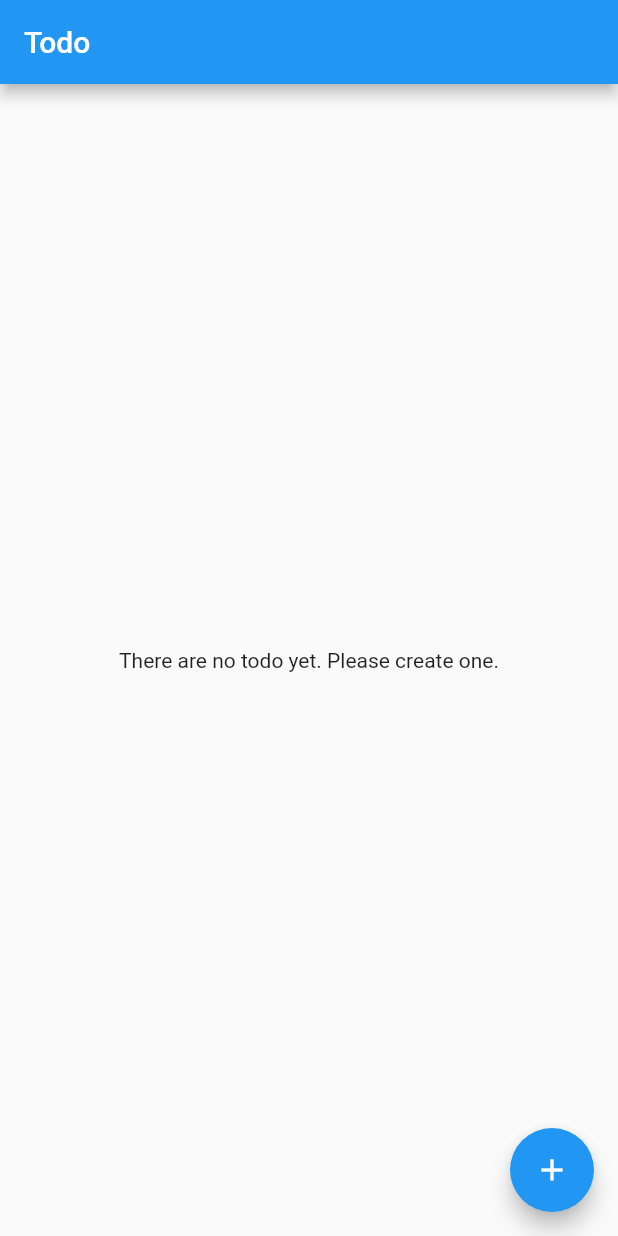
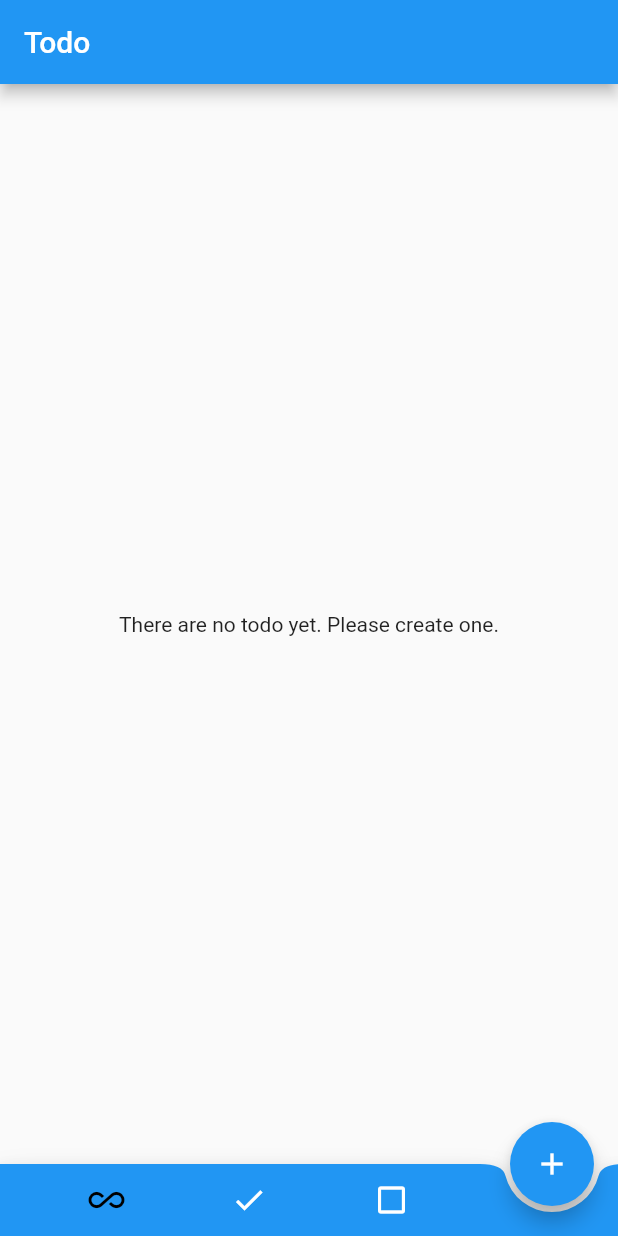
Before and after one commit to kostiadovhyi/Flutter_ToDo, a Flutter app: the screen it shows after launch, on a phone screen of 412 x 824 dp. Run offline on Flutter 3.47's test engine with Material 2 defaults, Android fonts, the phone set to English and light mode, and no system bars; statements that could not run were skipped.

Commit message:
Possible to filter todo list by status

```diff
--- /dev/null
+++ b/lib/.env.example.dart
@@ -0,0 +1,4 @@
+class Configure {
+  static const String FirebaseUrl = '[YOUR FIREBASE URL]';
+  static const String ApiKey = '[YOUR API KEY]';
+}
--- /dev/null
+++ b/lib/models/filter.dart
@@ -0,0 +1,5 @@
+enum Filter {
+  All,
+  Done,
+  NotDone,
+}
--- a/lib/pages/todo/todo_list_page.dart
+++ b/lib/pages/todo/todo_list_page.dart
@@ -1,4 +1,5 @@
 import 'package:flutter/material.dart';
+import 'package:flutter_todo/models/filter.dart';
 
 import 'package:scoped_model/scoped_model.dart';
 
@@ -33,6 +34,7 @@ class _TodoListPageState extends State<TodoListPage> {
           appBar: AppBar(
             title: Text('Todo'),
           ),
+          floatingActionButtonLocation: FloatingActionButtonLocation.endDocked,
           floatingActionButton: FloatingActionButton(
             child: Icon(Icons.add),
             onPressed: () {
@@ -40,6 +42,45 @@ class _TodoListPageState extends State<TodoListPage> {
 
               Navigator.pushNamed(context, '/editor');
             },
+          ),
+          bottomNavigationBar: BottomAppBar(
+            child: new Row(
+              mainAxisSize: MainAxisSize.max,
+              mainAxisAlignment: MainAxisAlignment.spaceBetween,
+              children: <Widget>[
+                SizedBox(),
+                IconButton(
+                  icon: Icon(Icons.all_inclusive),
+                  color:
+                      model.filter == Filter.All ? Colors.black : Colors.white,
+                  onPressed: () {
+                    model.applyFilter(Filter.All);
+                  },
+                ),
+                IconButton(
+                  icon: Icon(Icons.check),
+                  color:
+                      model.filter == Filter.Done ? Colors.black : Colors.white,
+                  onPressed: () {
+                    model.applyFilter(Filter.Done);
+                  },
+                ),
+                IconButton(
+                  icon: Icon(Icons.check_box_outline_blank),
+                  color: model.filter == Filter.NotDone
+                      ? Colors.black
+                      : Colors.white,
+                  onPressed: () {
+                    model.applyFilter(Filter.NotDone);
+                  },
+                ),
+                SizedBox(
+                  width: 80.0,
+                ),
+              ],
+            ),
+            color: Colors.blue,
+            shape: CircularNotchedRectangle(),
           ),
           body: Center(
             child: TodoListView(),
--- a/lib/scoped_models/app_model.dart
+++ b/lib/scoped_models/app_model.dart
@@ -4,6 +4,7 @@ import 'dart:convert';
 import 'package:http/http.dart' as http;
 import 'package:scoped_model/scoped_model.dart';
 
+import 'package:flutter_todo/models/filter.dart';
 import 'package:flutter_todo/.env.dart';
 import 'package:flutter_todo/widgets/helpers/priority_helper.dart';
 import 'package:flutter_todo/models/priority.dart';
@@ -13,8 +14,20 @@ class AppModel extends Model {
   final List<Todo> _todos = [];
   Todo _todo;
   bool _isLoading = false;
+  Filter _filter = Filter.All;
 
   List<Todo> get todos {
+    switch (_filter) {
+      case Filter.All:
+        return List.from(_todos);
+
+      case Filter.Done:
+        return List.from(_todos.where((todo) => todo.isDone));
+
+      case Filter.NotDone:
+        return List.from(_todos.where((todo) => !todo.isDone));
+    }
+
     return List.from(_todos);
   }
 
@@ -24,6 +37,15 @@ class AppModel extends Model {
 
   Todo get currentTodo {
     return _todo;
+  }
+
+  Filter get filter {
+    return _filter;
+  }
+
+  void applyFilter(Filter filter) {
+    _filter = filter;
+    notifyListeners();
   }
 
   void setCurrentTodo(Todo todo) {
--- a/lib/widgets/form_inputs/toggle_button.dart
+++ b/lib/widgets/form_inputs/toggle_button.dart
@@ -28,7 +28,8 @@ class _ToggleButtonState extends State<ToggleButton> {
       height: 60.0,
       child: FlatButton(
         color: Colors.blue,
-        child: _selected ? Icon(Icons.check) : null,
+        child:
+            _selected ? Icon(Icons.check) : Icon(Icons.check_box_outline_blank),
         onPressed: () {
           setState(() {
             _selected = !_selected;
--- a/lib/widgets/todo/todo_card.dart
+++ b/lib/widgets/todo/todo_card.dart
@@ -35,8 +35,8 @@ class TodoCard extends StatelessWidget {
                           model.toggleDone(todo.id);
                         },
                       )
-                    : FlatButton(
-                        child: null,
+                    : IconButton(
+                        icon: Icon(Icons.check_box_outline_blank),
                         onPressed: () {
                           model.toggleDone(todo.id);
                         },
```
Also changed, not shown: 1 other file.
